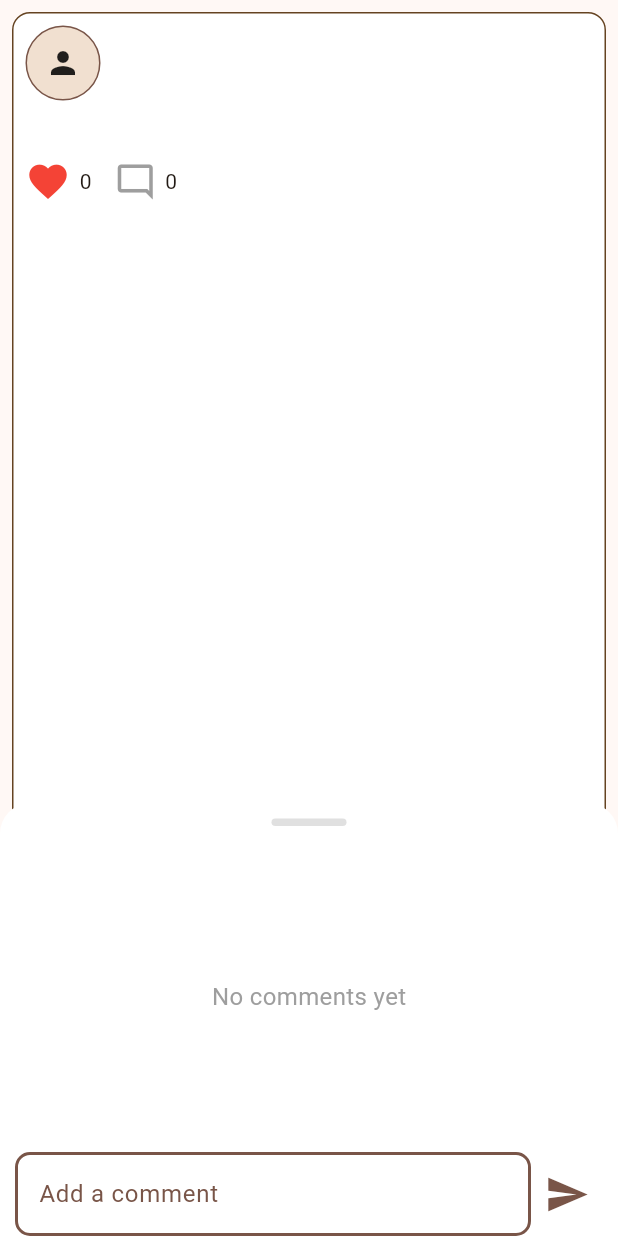
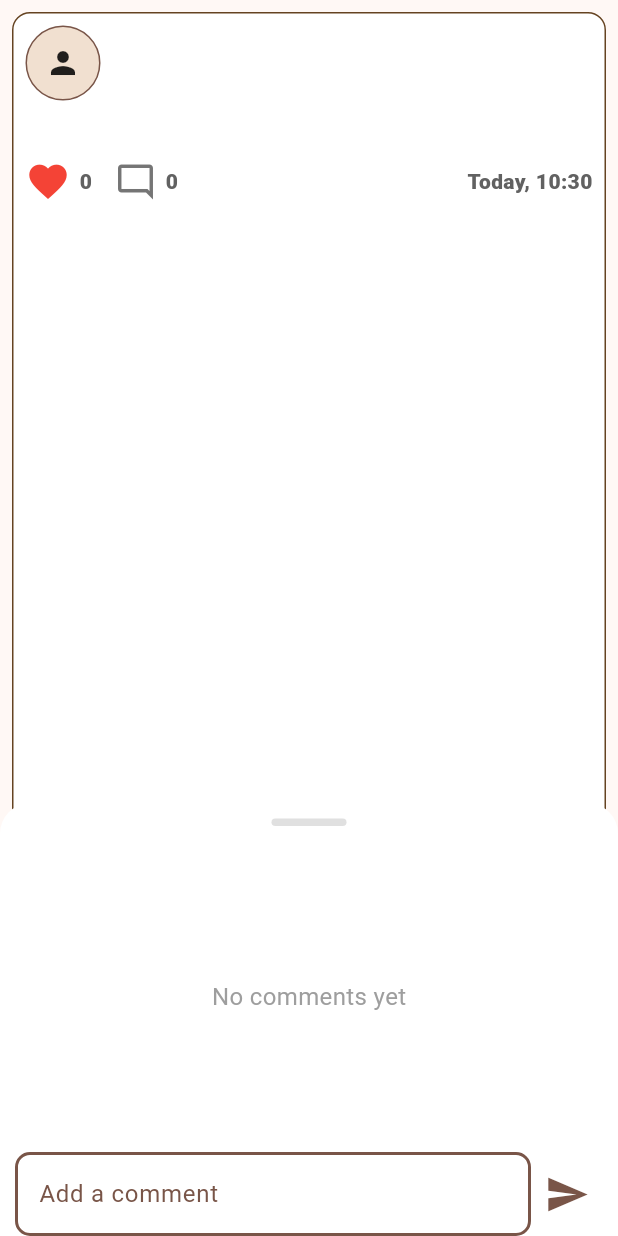
Before and after one commit to Yash05080/TaskFlow, a Flutter app: the PostSection widget shown alone on an empty page, opened directly with empty values, after a tap on the "favorite outline" icon, after a tap on the "mode comment" icon, on a phone screen of 412 x 824 dp. Run offline on Flutter 3.47's test engine with Material 3 defaults, Android fonts, the phone set to English and light mode, and no system bars; our stand-ins replace animate_do, cloud_firestore, firebase_auth, firebase_core, flutter_svg, hexcolor; accounts and stored records are empty.

Commit message:
details added like datetime, demo profile, and minor changes

```diff
--- a/lib/MainNavBar.dart
+++ b/lib/MainNavBar.dart
@@ -21,7 +21,7 @@ class _NavigationBarState extends State<MainNavBar> {
     const TaskPage(),
     const MyDashBoard(),
     const Freelancingboard(),
-   ProfilePage(),
+    ProfilePage(),
   ];
 
   @override
@@ -59,7 +59,7 @@ class _NavigationBarState extends State<MainNavBar> {
             buildNavItem(0, Icons.message, "Chat"),
             buildNavItem(1, Icons.check_box, "Tasks"),
             const SizedBox(width: 17), // Space for the floating action button
-            buildNavItem(3, Icons.add_business, "Freelance"),
+            buildNavItem(3, Icons.add_business, "Forum"),
             buildNavItem(4, Icons.person_outline, "Profile"),
           ],
         ),
--- a/lib/Pages/freelancing board/freelancingboard.dart
+++ b/lib/Pages/freelancing board/freelancingboard.dart
@@ -146,6 +146,7 @@ class _FreelancingboardState extends State<Freelancingboard> {
                               postId: post.id,
                               likes: List<String>.from(post['Likes'] ?? []),
                               commentCount: post['CommentCount'] ?? 0,
+                              timestamp1: post['TimeStamp'],
                             ),
                           );
                         },
--- a/lib/Pages/freelancing board/functions/likebutton.dart
+++ b/lib/Pages/freelancing board/functions/likebutton.dart
@@ -3,14 +3,17 @@ import 'package:flutter/material.dart';
 class LikeButton extends StatelessWidget {
   final bool isLiked;
   void Function()? onTap;
-  LikeButton({super.key,required this.isLiked,required this.onTap});
+  LikeButton({super.key, required this.isLiked, required this.onTap});
 
   @override
   Widget build(BuildContext context) {
     return GestureDetector(
       onTap: onTap,
-      child: Icon(isLiked?Icons.favorite:Icons.favorite_border,color: isLiked?Colors.red:Colors.grey,size: 30,),
-
+      child: Icon(
+        isLiked ? Icons.favorite : Icons.favorite_border,
+        color: isLiked ? Colors.red : Colors.grey[600],
+        size: 30,
+      ),
     );
   }
 }
--- /dev/null
+++ b/lib/Pages/freelancing board/functions/timeformatter.dart
@@ -0,0 +1,24 @@
+import 'package:cloud_firestore/cloud_firestore.dart';
+import 'package:intl/intl.dart';
+
+String formatTimestamp(Timestamp timestamp) {
+  DateTime date = timestamp.toDate();
+  DateTime now = DateTime.now();
+  DateTime today = DateTime(now.year, now.month, now.day);
+  DateTime yesterday = today.subtract(Duration(days: 1));
+
+  String day;
+
+  if (date.isAfter(today)) {
+    day = "Today";
+  } else if (date.isAfter(yesterday)) {
+    day = "Yesterday";
+  } else {
+    day = DateFormat('yyyy-MM-dd')
+        .format(date); // Customize the date format if needed
+  }
+
+  String time = DateFormat('HH:mm').format(date); // Time in hours and minutes
+
+  return '$day, $time';
+}
--- a/lib/Pages/freelancing board/widgets/Posts.dart
+++ b/lib/Pages/freelancing board/widgets/Posts.dart
@@ -1,5 +1,6 @@
 import 'package:cloud_firestore/cloud_firestore.dart';
 import 'package:corporate_manager/Pages/freelancing%20board/functions/likebutton.dart';
+import 'package:corporate_manager/Pages/freelancing%20board/functions/timeformatter.dart';
 import 'package:corporate_manager/Pages/freelancing%20board/widgets/comments.dart';
 import 'package:firebase_auth/firebase_auth.dart';
 import 'package:flutter/material.dart';
@@ -12,6 +13,7 @@ class PostSection extends StatefulWidget {
   final String postId;
   final List<String> likes;
   final int commentCount; // Add this line
+  final Timestamp timestamp1;
 
   const PostSection({
     super.key,
@@ -21,6 +23,7 @@ class PostSection extends StatefulWidget {
     required this.likes,
     required this.postId,
     required this.commentCount,
+    required this.timestamp1,
   });
 
   @override
@@ -127,6 +130,9 @@ class _PostSectionState extends State<PostSection> {
 
               //post options: like, comment
               Row(
+                mainAxisAlignment: MainAxisAlignment.spaceBetween,
+                children: [
+                  Row(
                     children: [
                       //Like Button
                       Row(
@@ -139,15 +145,18 @@ class _PostSectionState extends State<PostSection> {
                           ),
 
                           //like count
-                      Text(widget.likes.length.toString())
+                          Text(
+                            widget.likes.length.toString(),
+                            style: TextStyle(
+                                fontWeight: FontWeight.w800,
+                                color: Colors.grey[700]),
+                          )
                         ],
                       ),
 
                       SizedBox(
                         width: 15,
                       ),
-
-// use sub collection comments in the collection user posts
 
                       //Comment Button
                       GestureDetector(
@@ -158,15 +167,17 @@ class _PostSectionState extends State<PostSection> {
                               builder: (context) {
                                 return Padding(
                                   padding: EdgeInsets.only(
-                                  bottom:
-                                      MediaQuery.of(context).viewInsets.bottom),
+                                      bottom: MediaQuery.of(context)
+                                          .viewInsets
+                                          .bottom),
                                   child: DraggableScrollableSheet(
                                     maxChildSize: 0.5,
                                     initialChildSize: 0.5,
                                     minChildSize: 0.2,
                                     builder: (context, ScrollController) {
                                       return Comments(
-                                      postId: widget.postId); // Pass the postId
+                                          postId:
+                                              widget.postId); // Pass the postId
                                     },
                                   ),
                                 );
@@ -175,7 +186,7 @@ class _PostSectionState extends State<PostSection> {
                           },
                           child: Icon(
                             Icons.mode_comment_outlined,
-                        color: Colors.grey,
+                            color: Colors.grey[600],
                             size: 28,
                           )),
 
@@ -184,7 +195,19 @@ class _PostSectionState extends State<PostSection> {
                       ),
 
                       //comment count
-                  Text(widget.commentCount.toString())
+                      Text(
+                        widget.commentCount.toString(),
+                        style: TextStyle(
+                            fontWeight: FontWeight.w800,
+                            color: Colors.grey[700]),
+                      )
+                    ],
+                  ),
+                  Text(
+                    formatTimestamp(widget.timestamp1),
+                    style: TextStyle(
+                        fontWeight: FontWeight.w800, color: Colors.grey[700]),
+                  ),
                 ],
               )
             ],
--- a/pubspec.yaml
+++ b/pubspec.yaml
@@ -35,6 +35,8 @@ dependencies:
   hexcolor: ^3.0.1
   animate_do: ^3.3.4
   flutter_svg: ^2.0.7
+  intl: ^0.18.0
+
 
 
   # The following adds the Cupertino Icons font to your application.
```
Also changed, not shown: lib/Pages/Profile/Profilepage.dart (+22 -20 lines), pubspec.lock, 1 other file. Lines whose indentation alone changed are shown as unchanged.
